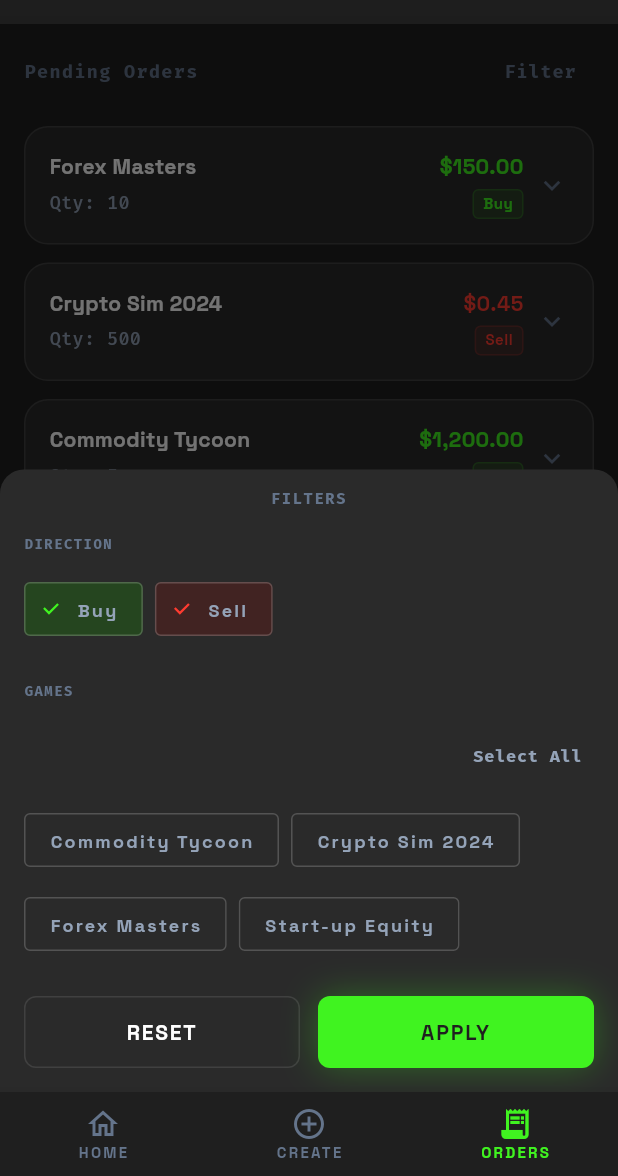
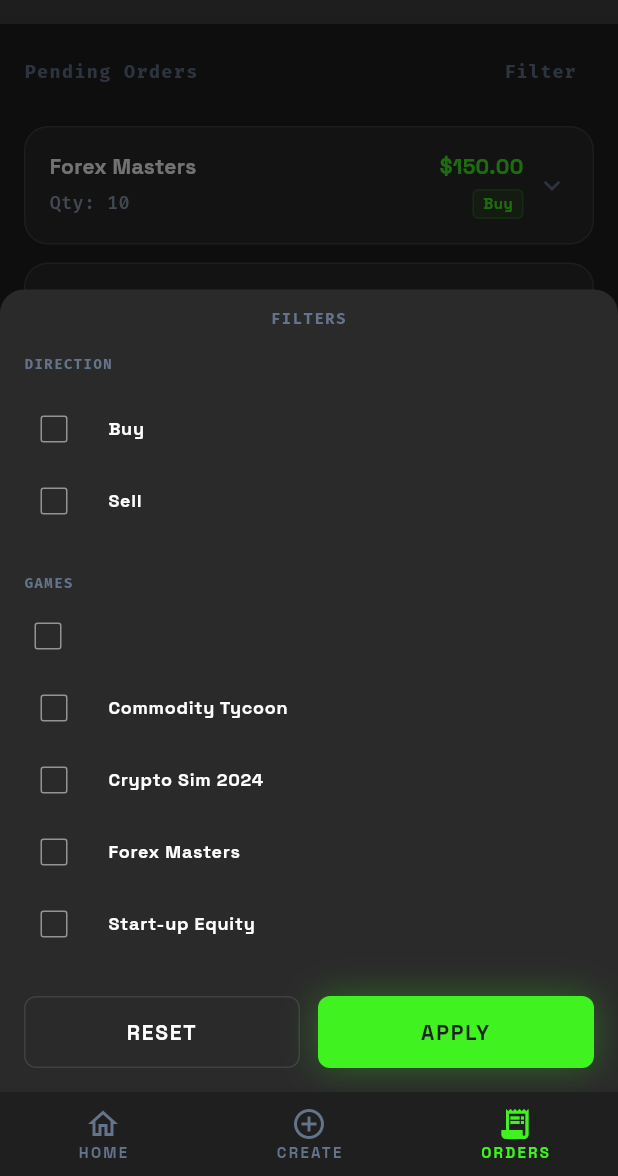
Before and after one commit to Tanmay-Johri/uncertain-envelopes-2, a Flutter app: the PendingOrdersScreen screen opened by its route, after a tap on "Filter", on a phone screen of 412 x 824 dp, the part 60-1236 px from its top. Run offline on Flutter 3.47's test engine with Material 3 defaults, Android fonts, the phone set to English and light mode, and no system bars; our stand-ins replace fl_chart, go_router.

Commit message:
feat(orders): checkbox filter sheet + empty=all semantics
Replace FilterChips with one CheckboxListTile per direction/game; games
master is checkbox-only (select all clears or fills selection).

PendingOrdersFilterState.initial and empty directions: no side filter
(same as both sides). Empty game selection still skips title filter.
Tests updated for apply logic and sheet interactions.

Co-authored-by: Cursor <cursoragent@cursor.com>

```diff
--- a/lib/ui/screens/orders/pending_orders_screen.dart
+++ b/lib/ui/screens/orders/pending_orders_screen.dart
@@ -279,65 +279,61 @@ class _PendingOrdersFilterSheetState extends State<_PendingOrdersFilterSheet> {
                 ),
               ),
               const SizedBox(height: AppSpacing.md),
-              Wrap(
-                spacing: AppSpacing.sm,
-                runSpacing: AppSpacing.sm,
-                children: [
-                  FilterChip(
+              CheckboxListTile(
                 key: const ValueKey('pending-orders-filter-dir-buy'),
-                    label: Text(
+                dense: true,
+                contentPadding: EdgeInsets.zero,
+                controlAffinity: ListTileControlAffinity.leading,
+                title: Text(
                   'Buy',
                   style: AppTypography.bodySmall.copyWith(
                     fontWeight: FontWeight.w600,
+                    color: AppColors.textPrimary,
                   ),
                 ),
-                    selected: _directions.contains(PersonalOrderSide.buy),
-                    onSelected: (v) {
+                value: _directions.contains(PersonalOrderSide.buy),
+                onChanged: (v) {
                   setState(() {
-                        if (v) {
+                    if (v == true) {
                       _directions.add(PersonalOrderSide.buy);
                     } else {
                       _directions.remove(PersonalOrderSide.buy);
                     }
                   });
                 },
-                    selectedColor:
-                        AppColors.primary.withValues(alpha: 0.18),
-                    checkmarkColor: AppColors.primary,
-                    labelStyle: TextStyle(
-                      color: _directions.contains(PersonalOrderSide.buy)
-                          ? AppColors.primary
-                          : AppColors.textSecondary,
+                activeColor: AppColors.primary,
+                checkColor: AppColors.background,
+                side: BorderSide(
+                  color: AppColors.outline.withValues(alpha: 0.5),
                 ),
               ),
-                  FilterChip(
+              CheckboxListTile(
                 key: const ValueKey('pending-orders-filter-dir-sell'),
-                    label: Text(
+                dense: true,
+                contentPadding: EdgeInsets.zero,
+                controlAffinity: ListTileControlAffinity.leading,
+                title: Text(
                   'Sell',
                   style: AppTypography.bodySmall.copyWith(
                     fontWeight: FontWeight.w600,
+                    color: AppColors.textPrimary,
                   ),
                 ),
-                    selected: _directions.contains(PersonalOrderSide.sell),
-                    onSelected: (v) {
+                value: _directions.contains(PersonalOrderSide.sell),
+                onChanged: (v) {
                   setState(() {
-                        if (v) {
+                    if (v == true) {
                       _directions.add(PersonalOrderSide.sell);
                     } else {
                       _directions.remove(PersonalOrderSide.sell);
                     }
                   });
                 },
-                    selectedColor:
-                        AppColors.secondary.withValues(alpha: 0.15),
-                    checkmarkColor: AppColors.secondary,
-                    labelStyle: TextStyle(
-                      color: _directions.contains(PersonalOrderSide.sell)
-                          ? AppColors.secondary
-                          : AppColors.textSecondary,
+                activeColor: AppColors.secondary,
+                checkColor: AppColors.background,
+                side: BorderSide(
+                  color: AppColors.outline.withValues(alpha: 0.5),
                 ),
-                  ),
-                ],
               ),
               const SizedBox(height: AppSpacing.xxl),
               Text(
@@ -361,77 +357,79 @@ class _PendingOrdersFilterSheetState extends State<_PendingOrdersFilterSheet> {
                     ),
                   ),
                 )
-              else
-                Column(
-                  crossAxisAlignment: CrossAxisAlignment.stretch,
-                  mainAxisSize: MainAxisSize.min,
-                  children: [
-                    Align(
-                      alignment: Alignment.centerRight,
-                      child: TextButton(
+              else ...[
+                  Padding(
+                    padding: const EdgeInsets.only(bottom: AppSpacing.sm),
+                    child: Align(
+                      alignment: AlignmentDirectional.centerStart,
+                      child: Semantics(
+                        label: 'Select all games',
+                        child: Checkbox(
                           key: const ValueKey(
                             'pending-orders-filter-games-select-all',
                           ),
-                        style: TextButton.styleFrom(
-                          foregroundColor: AppColors.textTertiary,
-                          padding: const EdgeInsets.symmetric(
-                            horizontal: AppSpacing.sm,
-                          ),
-                        ),
-                        onPressed: () {
+                          value: widget.gameTitles.isNotEmpty &&
+                              _gameSelection.length ==
+                                  widget.gameTitles.length &&
+                              widget.gameTitles.every(_gameSelection.contains),
+                          tristate: false,
+                          onChanged: widget.gameTitles.isEmpty
+                              ? null
+                              : (v) {
                                   setState(() {
-                            _gameSelection =
-                                Set<String>.from(widget.gameTitles);
+                                    if (v == true) {
+                                      _gameSelection = Set<String>.from(
+                                        widget.gameTitles,
+                                      );
+                                    } else {
+                                      _gameSelection.clear();
+                                    }
                                   });
                                 },
-                        child: Text(
-                          'Select All',
-                          style: AppTypography.monoSmall.copyWith(
-                            fontSize: 11,
-                            fontWeight: FontWeight.bold,
-                            letterSpacing: 0.5,
+                          materialTapTargetSize:
+                              MaterialTapTargetSize.shrinkWrap,
+                          visualDensity: VisualDensity.compact,
+                          side: BorderSide(
+                            color:
+                                AppColors.outline.withValues(alpha: 0.5),
                           ),
                         ),
                       ),
                     ),
-                    const SizedBox(height: AppSpacing.sm),
-                    Wrap(
-                      spacing: AppSpacing.sm,
-                      runSpacing: AppSpacing.sm,
-                      children: widget.gameTitles
-                          .map(
-                            (t) => FilterChip(
+                  ),
+                  ...widget.gameTitles.map((t) {
+                    return CheckboxListTile(
                       key: ValueKey(
                         'pending-orders-filter-game-${_sanitizeKey(t)}',
                       ),
-                              label: Text(
+                      dense: true,
+                      contentPadding: EdgeInsets.zero,
+                      controlAffinity: ListTileControlAffinity.leading,
+                      title: Text(
                         t,
                         maxLines: 1,
                         overflow: TextOverflow.ellipsis,
                         style: AppTypography.bodySmall.copyWith(
                           fontWeight: FontWeight.w600,
-                                  fontSize: 12,
+                          color: AppColors.textPrimary,
                         ),
                       ),
-                              selected: _gameSelection.contains(t),
-                              onSelected: (v) {
+                      value: _gameSelection.contains(t),
+                      onChanged: (v) {
                         setState(() {
-                                  if (v) {
+                          if (v == true) {
                             _gameSelection.add(t);
                           } else {
                             _gameSelection.remove(t);
                           }
                         });
                       },
-                              selectedColor:
-                                  AppColors.primary.withValues(alpha: 0.12),
-                              checkmarkColor: AppColors.primary,
+                      side: BorderSide(
+                        color: AppColors.outline.withValues(alpha: 0.5),
                       ),
-                          )
-                          .toList(),
-                    ),
+                    );
+                  }),
                 ],
-                ),
               const SizedBox(height: AppSpacing.xxl),
               Row(
                 children: [
--- a/lib/ui/screens/orders/pending_orders_view_data.dart
+++ b/lib/ui/screens/orders/pending_orders_view_data.dart
@@ -9,16 +9,16 @@ class PendingOrdersFilterState {
     required this.selectedGameTitles,
   });
 
-  /// Buys and/or sells. **Empty** ⇒ no orders pass the direction gate.
+  /// **Empty** ⇒ do not filter by side (buy and sell both included).
   final Set<PersonalOrderSide> directions;
 
   /// **Empty** ⇒ do not filter by game (all games). **Non-empty** ⇒ keep
   /// rows whose [PendingOrderListItem.gameTitle] is in this set (OR).
   final Set<String> selectedGameTitles;
 
-  /// Default: both sides; no game restriction.
+  /// Default: no direction filter, no game filter (everything visible).
   static const PendingOrdersFilterState initial = PendingOrdersFilterState(
-    directions: {PersonalOrderSide.buy, PersonalOrderSide.sell},
+    directions: {},
     selectedGameTitles: {},
   );
 
@@ -85,12 +85,12 @@ List<PendingOrderListItem> applyPendingOrdersFilters(
   List<PendingOrderListItem> items,
   PendingOrdersFilterState filters,
 ) {
-  if (filters.directions.isEmpty) {
-    return [];
+  var out = List<PendingOrderListItem>.from(items);
+  if (filters.directions.isNotEmpty) {
+    out = out
+        .where((e) => filters.directions.contains(e.order.side))
+        .toList();
   }
-  var out = items
-      .where((e) => filters.directions.contains(e.order.side))
-      .toList();
   if (filters.selectedGameTitles.isNotEmpty) {
     out = out
         .where((e) => filters.selectedGameTitles.contains(e.gameTitle))
```
Also changed, not shown: 2 other files. Lines whose indentation alone changed are shown as unchanged.
